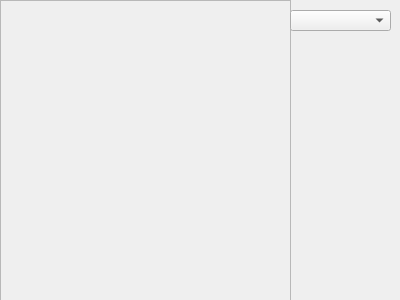
Above: windowform.ui from build4eye/build4eye before the change. Below: the same form after it.
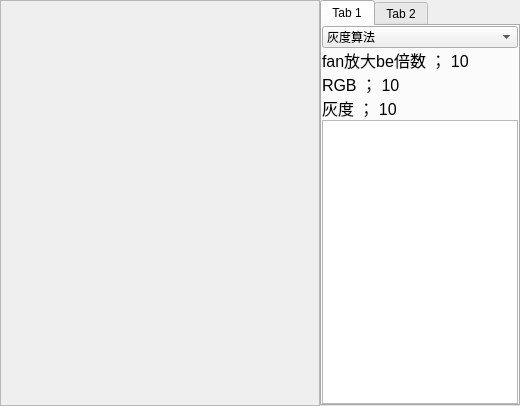
That is the form after the change. Custom widgets are drawn as their Qt base class.

Diff of the .ui file:
```diff
--- a/windowform.ui
+++ b/windowform.ui
@@ -6,12 +6,12 @@
    <rect>
     <x>0</x>
     <y>0</y>
-    <width>400</width>
-    <height>300</height>
+    <width>520</width>
+    <height>406</height>
    </rect>
   </property>
   <property name="sizePolicy">
-   <sizepolicy hsizetype="Preferred" vsizetype="Preferred">
+   <sizepolicy hsizetype="Expanding" vsizetype="Expanding">
     <horstretch>0</horstretch>
     <verstretch>0</verstretch>
    </sizepolicy>
@@ -19,39 +19,165 @@
   <property name="windowTitle">
    <string>Form</string>
   </property>
-  <widget class="Windowbuddy" name="scrollArea">
-   <property name="geometry">
-    <rect>
-     <x>0</x>
-     <y>0</y>
-     <width>291</width>
-     <height>301</height>
-    </rect>
+  <layout class="QGridLayout" name="gridLayout">
+   <property name="leftMargin">
+    <number>0</number>
    </property>
-   <property name="widgetResizable">
-    <bool>true</bool>
+   <property name="topMargin">
+    <number>0</number>
    </property>
-   <widget class="QWidget" name="scrollAreaWidgetContents">
-    <property name="geometry">
-     <rect>
-      <x>0</x>
-      <y>0</y>
-      <width>289</width>
-      <height>299</height>
-     </rect>
-    </property>
-   </widget>
-  </widget>
-  <widget class="QComboBox" name="comboBox">
-   <property name="geometry">
-    <rect>
-     <x>290</x>
-     <y>10</y>
-     <width>101</width>
-     <height>21</height>
-    </rect>
+   <property name="rightMargin">
+    <number>0</number>
    </property>
-  </widget>
+   <property name="bottomMargin">
+    <number>0</number>
+   </property>
+   <property name="spacing">
+    <number>0</number>
+   </property>
+   <item row="0" column="0">
+    <layout class="QHBoxLayout" name="horizontalLayout">
+     <property name="spacing">
+      <number>0</number>
+     </property>
+     <property name="sizeConstraint">
+      <enum>QLayout::SetDefaultConstraint</enum>
+     </property>
+     <item>
+      <widget class="Windowbuddy" name="scrollArea">
+       <property name="sizePolicy">
+        <sizepolicy hsizetype="Expanding" vsizetype="Expanding">
+         <horstretch>0</horstretch>
+         <verstretch>0</verstretch>
+        </sizepolicy>
+       </property>
+       <property name="widgetResizable">
+        <bool>true</bool>
+       </property>
+       <widget class="QWidget" name="scrollAreaWidgetContents">
+        <property name="geometry">
+         <rect>
+          <x>0</x>
+          <y>0</y>
+          <width>316</width>
+          <height>402</height>
+         </rect>
+        </property>
+        <property name="sizePolicy">
+         <sizepolicy hsizetype="Expanding" vsizetype="Expanding">
+          <horstretch>0</horstretch>
+          <verstretch>0</verstretch>
+         </sizepolicy>
+        </property>
+       </widget>
+      </widget>
+     </item>
+     <item>
+      <widget class="QTabWidget" name="tabWidget">
+       <property name="minimumSize">
+        <size>
+         <width>200</width>
+         <height>0</height>
+        </size>
+       </property>
+       <property name="maximumSize">
+        <size>
+         <width>200</width>
+         <height>16777215</height>
+        </size>
+       </property>
+       <property name="currentIndex">
+        <number>0</number>
+       </property>
+       <widget class="QWidget" name="tab">
+        <attribute name="title">
+         <string>Tab 1</string>
+        </attribute>
+        <layout class="QGridLayout" name="gridLayout_2">
+         <property name="leftMargin">
+          <number>0</number>
+         </property>
+         <property name="topMargin">
+          <number>0</number>
+         </property>
+         <property name="rightMargin">
+          <number>0</number>
+         </property>
+         <property name="bottomMargin">
+          <number>0</number>
+         </property>
+         <property name="spacing">
+          <number>0</number>
+         </property>
+         <item row="0" column="0">
+          <layout class="QVBoxLayout" name="verticalLayout">
+           <item>
+            <widget class="QComboBox" name="comboBox">
+             <item>
+              <property name="text">
+               <string>灰度算法</string>
+              </property>
+             </item>
+             <item>
+              <property name="text">
+               <string>消除白噪声</string>
+              </property>
+             </item>
+            </widget>
+           </item>
+           <item>
+            <widget class="QLabel" name="label">
+             <property name="font">
+              <font>
+               <pointsize>12</pointsize>
+              </font>
+             </property>
+             <property name="text">
+              <string>fan放大be倍数 ； 10 </string>
+             </property>
+            </widget>
+           </item>
+           <item>
+            <widget class="QLabel" name="label_2">
+             <property name="font">
+              <font>
+               <pointsize>12</pointsize>
+              </font>
+             </property>
+             <property name="text">
+              <string>RGB ； 10 </string>
+             </property>
+            </widget>
+           </item>
+           <item>
+            <widget class="QLabel" name="label_3">
+             <property name="font">
+              <font>
+               <pointsize>12</pointsize>
+              </font>
+             </property>
+             <property name="text">
+              <string>灰度 ； 10 </string>
+             </property>
+            </widget>
+           </item>
+           <item>
+            <widget class="QTextBrowser" name="textBrowser"/>
+           </item>
+          </layout>
+         </item>
+        </layout>
+       </widget>
+       <widget class="QWidget" name="tab_2">
+        <attribute name="title">
+         <string>Tab 2</string>
+        </attribute>
+       </widget>
+      </widget>
+     </item>
+    </layout>
+   </item>
+  </layout>
  </widget>
  <customwidgets>
   <customwidget>
```
